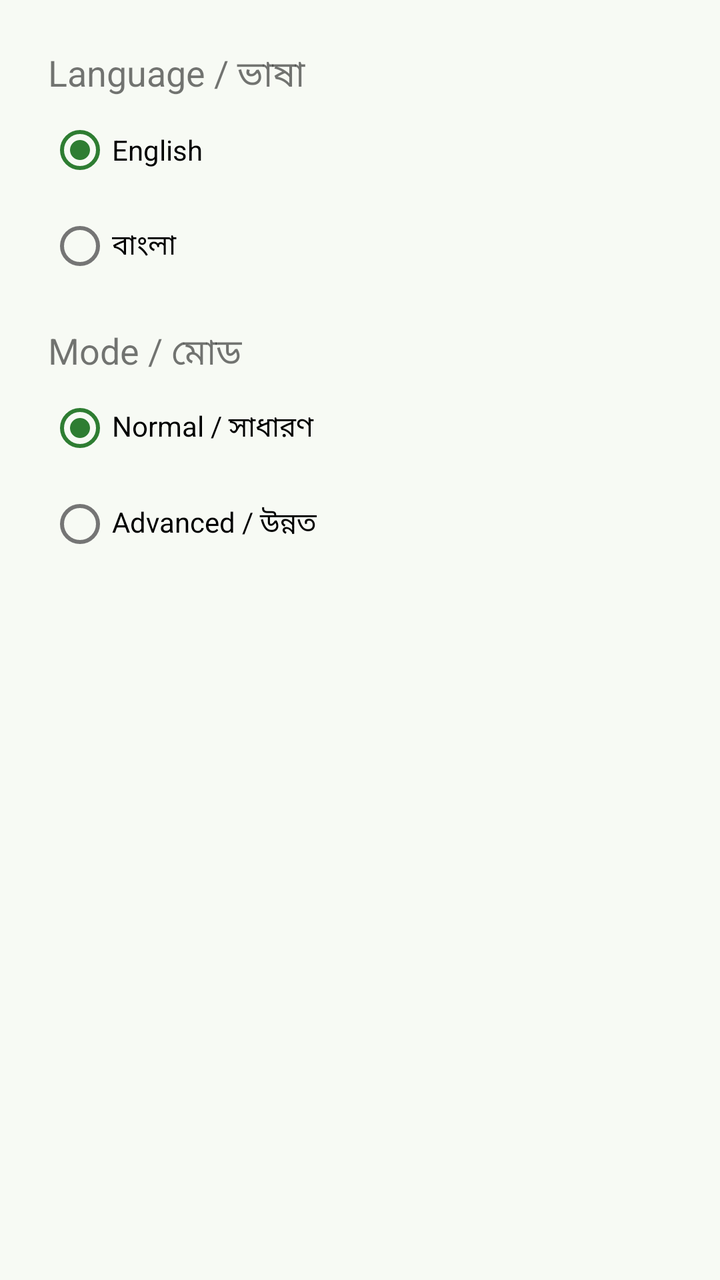
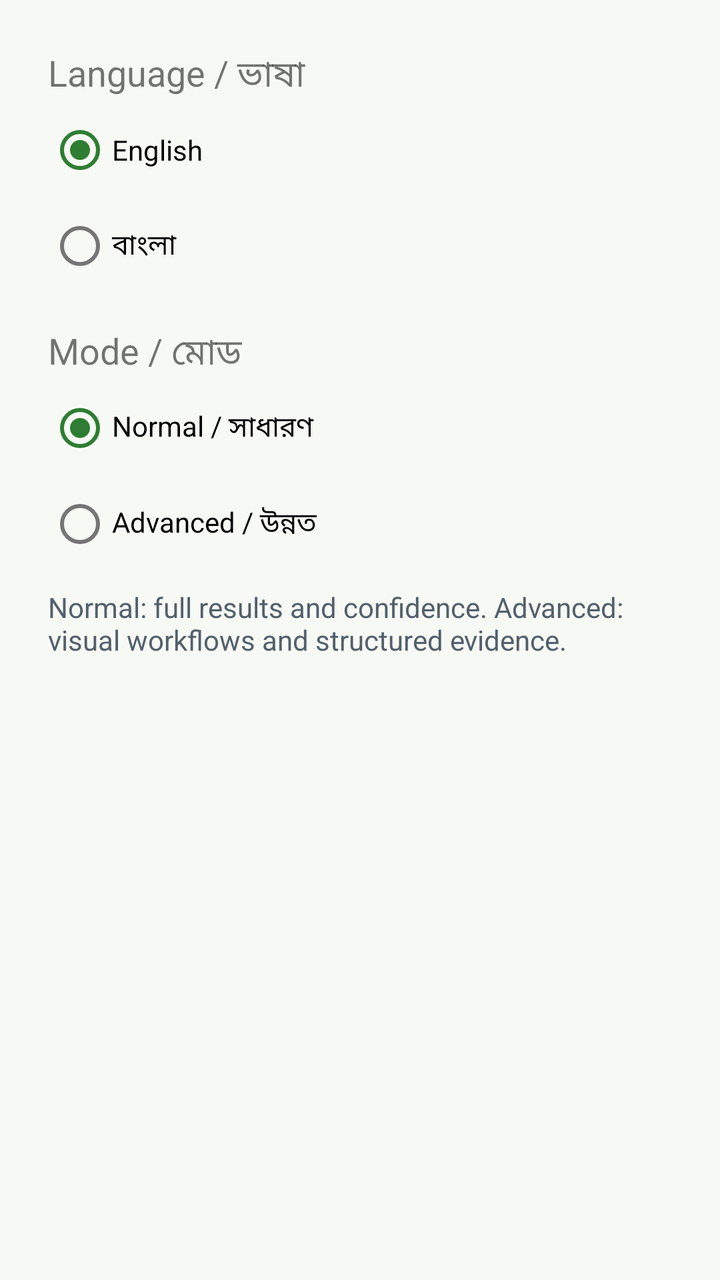

An Android layout rendered at two revisions. The XML below is the earlier revision; the diff shows what the commit changed to produce the second picture.
<!-- AndroidManifest.xml: application theme Theme.Cropora -->
<!-- res/layout/dialog_setup.xml -->
<?xml version="1.0" encoding="utf-8"?>
<ScrollView xmlns:android="http://schemas.android.com/apk/res/android"
    android:layout_width="match_parent"
    android:layout_height="wrap_content">
    <LinearLayout
        android:layout_width="match_parent"
        android:layout_height="wrap_content"
        android:orientation="vertical"
        android:padding="24dp">
        <TextView
            android:layout_width="match_parent"
            android:layout_height="wrap_content"
            android:text="@string/setup_language"
            android:textSize="18sp" />
        <RadioGroup
            android:id="@+id/groupSetupLanguage"
            android:layout_width="match_parent"
            android:layout_height="wrap_content"
            android:checkedButton="@id/radioSetupEnglish">
            <RadioButton
                android:id="@+id/radioSetupEnglish"
                android:layout_width="match_parent"
                android:layout_height="wrap_content"
                android:minHeight="48dp"
                android:text="@string/language_english" />
            <RadioButton
                android:id="@+id/radioSetupBangla"
                android:layout_width="match_parent"
                android:layout_height="wrap_content"
                android:minHeight="48dp"
                android:text="@string/language_bangla" />
        </RadioGroup>
        <TextView
            android:layout_width="match_parent"
            android:layout_height="wrap_content"
            android:layout_marginTop="16dp"
            android:text="@string/setup_mode"
            android:textSize="18sp" />
        <RadioGroup
            android:id="@+id/groupSetupMode"
            android:layout_width="match_parent"
            android:layout_height="wrap_content"
            android:checkedButton="@id/radioSetupSimple">
            <RadioButton
                android:id="@+id/radioSetupSimple"
                android:layout_width="match_parent"
                android:layout_height="wrap_content"
                android:minHeight="48dp"
                android:text="@string/setup_simple" />
            <RadioButton
                android:id="@+id/radioSetupAdvanced"
                android:layout_width="match_parent"
                android:layout_height="wrap_content"
                android:minHeight="48dp"
                android:text="@string/setup_advanced" />
        </RadioGroup>
    </LinearLayout>
</ScrollView>
<!-- resources referenced by this layout -->
<resources>
  <string name="language_bangla" translatable="false">বাংলা</string>
  <string name="language_english" translatable="false">English</string>
  <string name="setup_advanced">Advanced / উন্নত</string>
  <string name="setup_language">Language / ভাষা</string>
  <string name="setup_mode">Mode / মোড</string>
  <string name="setup_simple">Normal / সাধারণ</string>
  <style name="Theme.Cropora" parent="Theme.MaterialComponents.DayNight.DarkActionBar">
          <item name="colorPrimary">@color/leaf_green</item>
          <item name="colorPrimaryDark">@color/leaf_green_dark</item>
          <item name="colorAccent">@color/leaf_green</item>
          <item name="android:windowBackground">@color/screen_background</item>
      </style>
  <color name="leaf_green">#2E7D32</color>
  <color name="leaf_green_dark">#1B5E20</color>
  <color name="screen_background">#F7FAF4</color>
</resources>

<!-- the commit's change to res/layout/dialog_setup.xml (unified diff, before → after) -->
@@ -54,5 +54,11 @@
                 android:minHeight="48dp"
                 android:text="@string/setup_advanced" />
         </RadioGroup>
+        <TextView
+            android:layout_width="match_parent"
+            android:layout_height="wrap_content"
+            android:layout_marginTop="8dp"
+            android:text="@string/visual_setup_description"
+            android:textColor="@color/text_secondary" />
     </LinearLayout>
 </ScrollView>
<!-- resource entries referenced after the edit -->
@@ -1,11 +1,13 @@
 <!-- resources referenced by this layout -->
 <resources>
+  <color name="text_secondary">#52606D</color>
   <string name="language_bangla" translatable="false">বাংলা</string>
   <string name="language_english" translatable="false">English</string>
   <string name="setup_advanced">Advanced / উন্নত</string>
   <string name="setup_language">Language / ভাষা</string>
   <string name="setup_mode">Mode / মোড</string>
   <string name="setup_simple">Normal / সাধারণ</string>
+  <string name="visual_setup_description">Normal: full results and confidence. Advanced: visual workflows and structured evidence.</string>
   <style name="Theme.Cropora" parent="Theme.MaterialComponents.DayNight.DarkActionBar">
           <item name="colorPrimary">@color/leaf_green</item>
           <item name="colorPrimaryDark">@color/leaf_green_dark</item>
